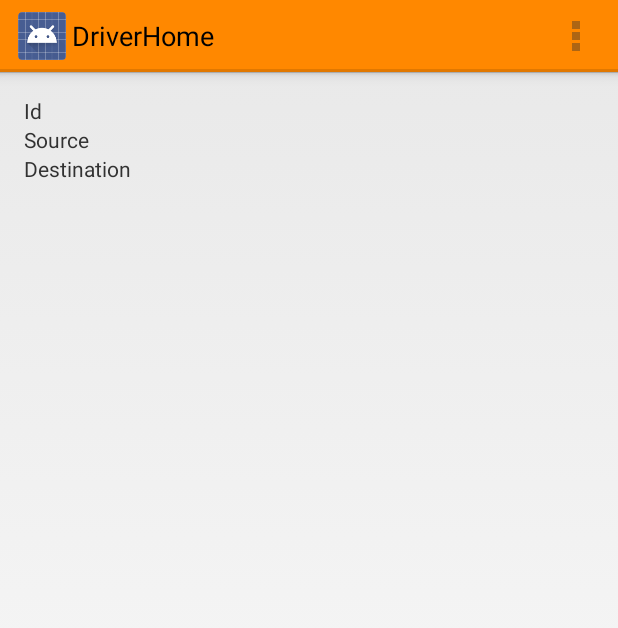
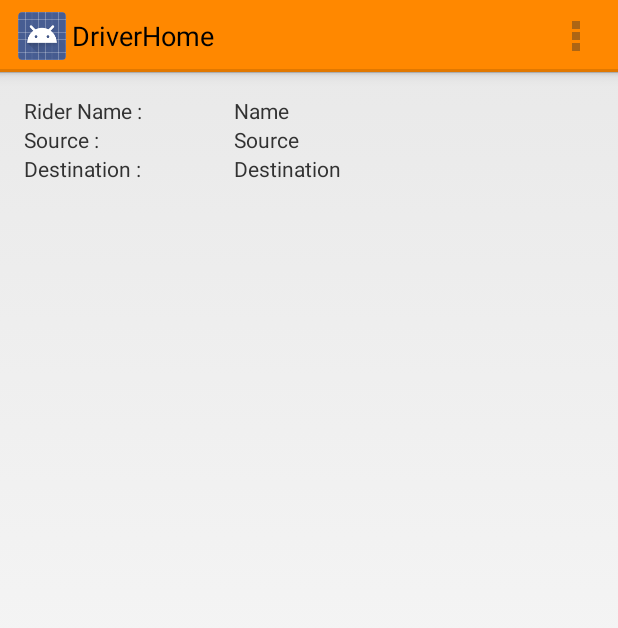
Before and after one commit to hemanthgeddada/B, an Android app: the DriverHome screen opened directly, with no data from a screen before it, on a phone screen of 412 x 824 dp. Shown: the top 628 px of the screen. Run offline under Robolectric (Android 15) with nearby library versions, the phone set to English and light mode, and no system bars.

Commit message:
by hemanth

```diff
--- a/newsubdir/app/src/main/java/com/example/dell/mavride/DriverHomePage.java
+++ b/newsubdir/app/src/main/java/com/example/dell/mavride/DriverHomePage.java
@@ -9,6 +9,7 @@ import android.view.Menu;
 import android.view.MenuItem;
 import android.view.View;
 import android.widget.ListView;
+import android.widget.TextView;
 
 import com.parse.FindCallback;
 import com.parse.ParseException;
@@ -23,6 +24,7 @@ import java.util.List;
 public class DriverHomePage extends ListActivity {
 
     protected List<ParseObject> request;
+    protected TextView UserName;
     @Override
     protected void onCreate(Bundle savedInstanceState) {
         super.onCreate(savedInstanceState);
--- a/newsubdir/app/src/main/res/layout/activity_driver_home.xml
+++ b/newsubdir/app/src/main/res/layout/activity_driver_home.xml
@@ -1,4 +1,4 @@
-<LinearLayout xmlns:android="http://schemas.android.com/apk/res/android"
+<RelativeLayout xmlns:android="http://schemas.android.com/apk/res/android"
     xmlns:tools="http://schemas.android.com/tools" android:layout_width="match_parent"
     android:layout_height="match_parent" android:paddingLeft="@dimen/activity_horizontal_margin"
     android:paddingRight="@dimen/activity_horizontal_margin"
@@ -8,24 +8,59 @@
     tools:context="com.example.dell.mavride.DriverHome">
 
     <TextView
-        android:layout_width="match_parent"
+        android:layout_width="240dp"
         android:layout_height="wrap_content"
-        android:id="@+id/dvrTxtId"
-        android:layout_gravity="center_horizontal"
-        android:text="Id"/>
+        android:id="@+id/dvrTxtName"
+        android:layout_gravity="right"
+        android:text="Name"
+        android:layout_alignParentTop="true"
+        android:layout_alignParentRight="true"
+        android:layout_alignParentEnd="true" />
+
+     <TextView
+        android:layout_width="240dp"
+        android:layout_height="wrap_content"
+        android:id="@+id/dvrTxtLoc"
+        android:layout_gravity="right"
+        android:text="Source"
+         android:layout_below="@+id/dvrTxtName"
+         android:layout_alignLeft="@+id/dvrTxtName"
+         android:layout_alignStart="@+id/dvrTxtName" />
+    <TextView
+        android:layout_width="240dp"
+        android:layout_height="wrap_content"
+        android:id="@+id/dvrTxtDes"
+        android:layout_gravity="right"
+        android:text="@string/Destination"
+        android:layout_below="@+id/dvrTxtLoc"
+        android:layout_alignParentRight="true"
+        android:layout_alignParentEnd="true" />
 
     <TextView
-        android:layout_width="match_parent"
+        android:layout_width="wrap_content"
         android:layout_height="wrap_content"
-        android:id="@+id/dvrTxtLoc"
-        android:layout_gravity="center_horizontal"
-        android:text="Source"/>
+        android:text="Rider Name : "
+        android:id="@+id/textView4"
+        android:layout_alignParentTop="true"
+        android:layout_alignParentLeft="true"
+        android:layout_alignParentStart="true" />
+
     <TextView
-        android:layout_width="match_parent"
+        android:layout_width="wrap_content"
         android:layout_height="wrap_content"
-        android:id="@+id/dvrTxtDes"
-        android:layout_gravity="center_horizontal"
-        android:text="Destination"/>
+        android:text="Source : "
+        android:id="@+id/textView5"
+        android:layout_below="@+id/textView4"
+        android:layout_alignParentLeft="true"
+        android:layout_alignParentStart="true" />
 
+    <TextView
+        android:layout_width="wrap_content"
+        android:layout_height="wrap_content"
+        android:text="Destination : "
+        android:id="@+id/textView6"
+        android:layout_below="@+id/textView5"
+        android:layout_alignParentLeft="true"
+        android:layout_alignParentStart="true" />
 
-</LinearLayout>
+</RelativeLayout>
--- a/newsubdir/app/src/main/res/values/strings.xml
+++ b/newsubdir/app/src/main/res/values/strings.xml
@@ -25,5 +25,7 @@
     <string name="button_have_code">Have a code?</string>
     <string name="button_send_code">Send Email</string>
     <string name="title_activity_set_new_password">Set New Password</string>
+    <string name="Name">Name</string>
+    <string name="Destination">Destination</string>
 
 </resources>
```
Also changed, not shown: newsubdir/app/src/main/java/com/example/dell/mavride/Login.java (+9 -12 lines), newsubdir/app/src/main/java/com/example/dell/mavride/RequestAdapter.java (+21 -6 lines), 1 other file.
